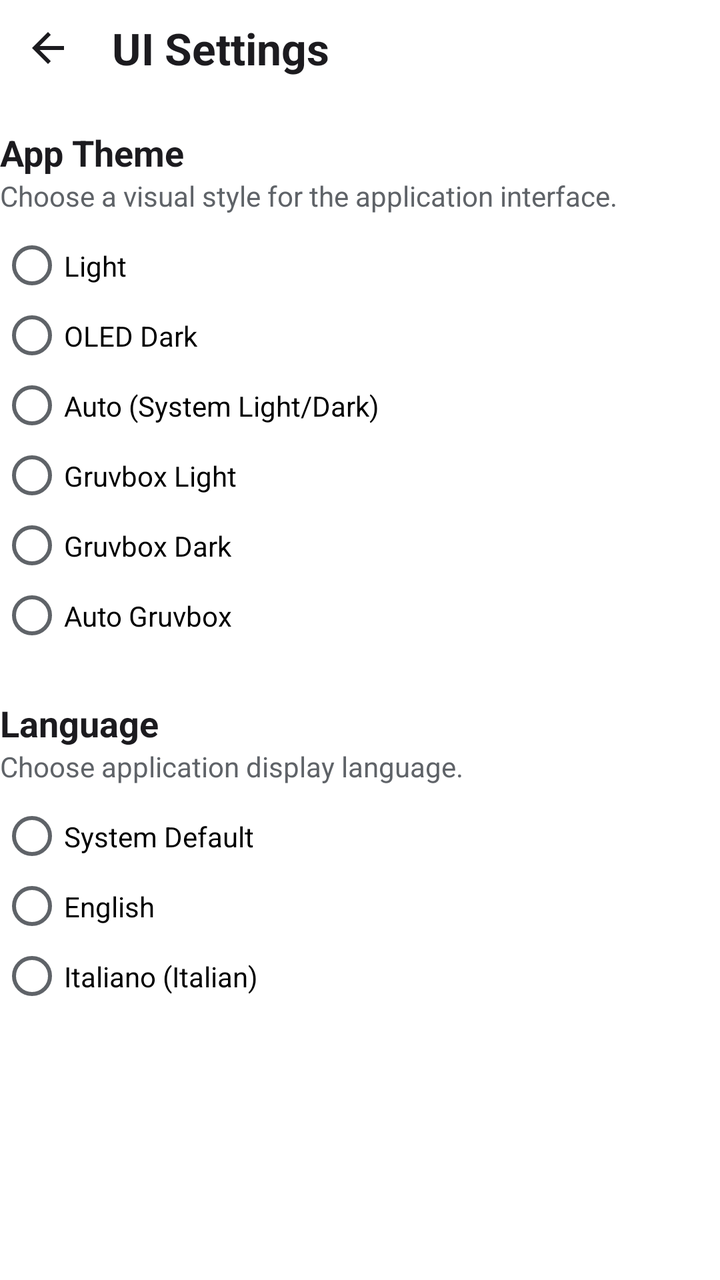
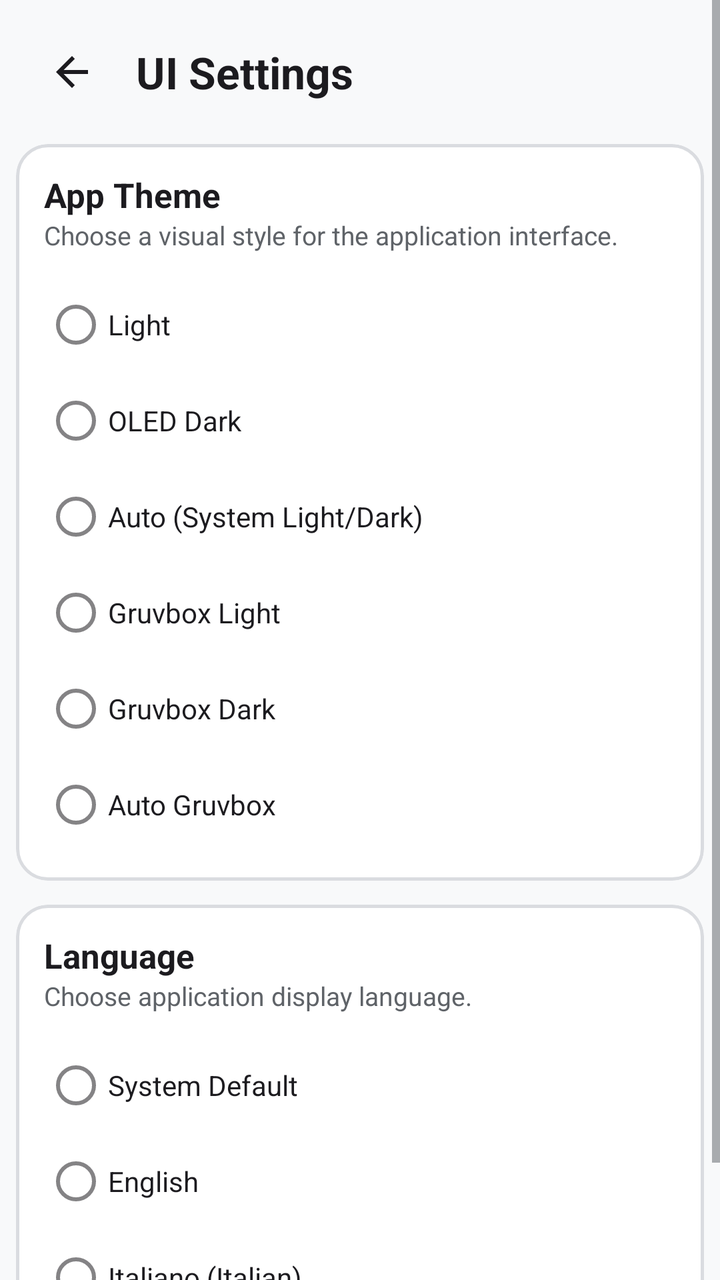

Before-and-after screenshots of an Android layout around one commit, followed by the original layout XML and the change that was made.
<!-- AndroidManifest.xml: application theme AppTheme -->
<!-- res/layout/activity_ui_settings.xml -->
<?xml version="1.0" encoding="utf-8"?>
<ScrollView xmlns:android="http://schemas.android.com/apk/res/android"
    android:id="@+id/settings_content"
    android:layout_width="match_parent"
    android:layout_height="match_parent"
    android:fillViewport="true">

    <LinearLayout
        android:layout_width="match_parent"
        android:layout_height="wrap_content"
        android:orientation="vertical">

        
        <LinearLayout
            android:layout_width="match_parent"
            android:layout_height="wrap_content"
            android:orientation="horizontal"
            android:gravity="center_vertical"
            android:layout_marginBottom="16dp">

            <ImageButton
                android:id="@+id/btn_back"
                android:layout_width="48dp"
                android:layout_height="48dp"
                android:padding="12dp"
                android:background="?android:attr/selectableItemBackgroundBorderless"
                android:src="@drawable/ic_arrow_back"
                android:contentDescription="@string/back" />

            <TextView
                android:layout_width="wrap_content"
                android:layout_height="wrap_content"
                android:text="@string/ui_settings_title"
                android:textSize="22sp"
                android:textStyle="bold"
                android:layout_marginStart="8dp" />
        </LinearLayout>

        
        <TextView
            android:layout_width="match_parent"
            android:layout_height="wrap_content"
            android:text="@string/theme_section_title"
            android:textSize="18sp"
            android:textStyle="bold" />

        <TextView
            android:layout_width="match_parent"
            android:layout_height="wrap_content"
            android:text="@string/theme_section_help"
            android:textSize="14sp"
            android:textColor="?android:attr/textColorSecondary"
            android:layout_marginBottom="8dp" />

        <RadioGroup
            android:id="@+id/theme_radio_group"
            android:layout_width="match_parent"
            android:layout_height="wrap_content"
            android:orientation="vertical">

            <RadioButton
                android:id="@+id/radio_theme_light"
                android:layout_width="match_parent"
                android:layout_height="wrap_content"
                android:text="@string/theme_light"
                android:paddingTop="8dp"
                android:paddingBottom="8dp" />

            <RadioButton
                android:id="@+id/radio_theme_oled_dark"
                android:layout_width="match_parent"
                android:layout_height="wrap_content"
                android:text="@string/theme_oled_dark"
                android:paddingTop="8dp"
                android:paddingBottom="8dp" />

            <RadioButton
                android:id="@+id/radio_theme_auto"
                android:layout_width="match_parent"
                android:layout_height="wrap_content"
                android:text="@string/theme_auto"
                android:paddingTop="8dp"
                android:paddingBottom="8dp" />

            <RadioButton
                android:id="@+id/radio_theme_gruvbox_light"
                android:layout_width="match_parent"
                android:layout_height="wrap_content"
                android:text="@string/theme_gruvbox_light"
                android:paddingTop="8dp"
                android:paddingBottom="8dp" />

            <RadioButton
                android:id="@+id/radio_theme_gruvbox_dark"
                android:layout_width="match_parent"
                android:layout_height="wrap_content"
                android:text="@string/theme_gruvbox_dark"
                android:paddingTop="8dp"
                android:paddingBottom="8dp" />

            <RadioButton
                android:id="@+id/radio_theme_auto_gruvbox"
                android:layout_width="match_parent"
                android:layout_height="wrap_content"
                android:text="@string/theme_auto_gruvbox"
                android:paddingTop="8dp"
                android:paddingBottom="8dp" />
        </RadioGroup>

        
        <TextView
            android:layout_width="match_parent"
            android:layout_height="wrap_content"
            android:text="@string/language_section_title"
            android:textSize="18sp"
            android:textStyle="bold"
            android:layout_marginTop="24dp" />

        <TextView
            android:layout_width="match_parent"
            android:layout_height="wrap_content"
            android:text="@string/language_section_help"
            android:textSize="14sp"
            android:textColor="?android:attr/textColorSecondary"
            android:layout_marginBottom="8dp" />

        <RadioGroup
            android:id="@+id/language_radio_group"
            android:layout_width="match_parent"
            android:layout_height="wrap_content"
            android:orientation="vertical">

            <RadioButton
                android:id="@+id/radio_lang_system"
                android:layout_width="match_parent"
                android:layout_height="wrap_content"
                android:text="@string/language_system"
                android:paddingTop="8dp"
                android:paddingBottom="8dp" />

            <RadioButton
                android:id="@+id/radio_lang_en"
                android:layout_width="match_parent"
                android:layout_height="wrap_content"
                android:text="@string/language_en"
                android:paddingTop="8dp"
                android:paddingBottom="8dp" />

            <RadioButton
                android:id="@+id/radio_lang_it"
                android:layout_width="match_parent"
                android:layout_height="wrap_content"
                android:text="@string/language_it"
                android:paddingTop="8dp"
                android:paddingBottom="8dp" />
        </RadioGroup>

    </LinearLayout>
</ScrollView>
<!-- resources referenced by this layout -->
<resources>
  <!-- drawable ic_arrow_back (drawable) -->
  <?xml version="1.0" encoding="utf-8"?>
  <vector xmlns:android="http://schemas.android.com/apk/res/android"
      android:width="24dp"
      android:height="24dp"
      android:viewportWidth="24"
      android:viewportHeight="24"
      android:tint="?android:attr/textColorPrimary">
    <path
        android:fillColor="@android:color/white"
        android:pathData="M20,11H7.83l5.59,-5.59L12,4l-8,8 8,8 1.41,-1.41L7.83,13H20v-2z"/>
  </vector>
  <string name="back">Back</string>
  <string name="language_en">English</string>
  <string name="language_it">Italiano (Italian)</string>
  <string name="language_section_help">Choose application display language.</string>
  <string name="language_section_title">Language</string>
  <string name="language_system">System Default</string>
  <string name="theme_auto">Auto (System Light/Dark)</string>
  <string name="theme_auto_gruvbox">Auto Gruvbox</string>
  <string name="theme_gruvbox_dark">Gruvbox Dark</string>
  <string name="theme_gruvbox_light">Gruvbox Light</string>
  <string name="theme_light">Light</string>
  <string name="theme_oled_dark">OLED Dark</string>
  <string name="theme_section_help">Choose a visual style for the application interface.</string>
  <string name="theme_section_title">App Theme</string>
  <string name="ui_settings_title">UI Settings</string>
  <style name="AppTheme" parent="Theme.InferDroid.Light" />
  <style name="Theme.InferDroid.Light" parent="Theme.InferDroid.Base.Light">
          <item name="android:windowBackground">@color/light_bg</item>
          <item name="android:colorBackground">@color/light_bg</item>
          <item name="colorSurface">@color/light_surface</item>
          <item name="android:textColor">@color/light_text_primary</item>
          <item name="android:textColorPrimary">@color/light_text_primary</item>
          <item name="android:textColorSecondary">@color/light_text_secondary</item>
          <item name="android:textColorHint">@color/light_text_secondary</item>
          <item name="android:editTextColor">@color/light_text_primary</item>
          <item name="android:textColorPrimaryInverse">@color/oled_text_primary</item>
          <item name="android:colorAccent">@color/light_accent</item>
          <item name="colorPrimary">@color/light_accent</item>
          <item name="colorSecondary">@color/light_accent</item>
          <item name="colorControlNormal">@color/light_text_secondary</item>
          <item name="colorControlActivated">@color/light_accent</item>
          <item name="android:windowLightStatusBar">true</item>
          <item name="android:windowLightNavigationBar">true</item>
          <item name="android:statusBarColor">@color/light_bg</item>
          <item name="android:navigationBarColor">@color/light_bg</item>
      </style>
  <style name="Theme.InferDroid.Base.Light" parent="Theme.AppCompat.Light.NoActionBar">
          <item name="android:fontFamily">sans-serif</item>
      </style>
  <color name="light_bg">#FFFFFF</color>
  <color name="light_surface">#F4F5F7</color>
  <color name="light_text_primary">#1C1B1F</color>
  <color name="light_text_secondary">#5F6368</color>
  <color name="oled_text_primary">#F5F5F5</color>
  <color name="light_accent">#216548</color>
</resources>

<!-- the commit's change to res/layout/activity_ui_settings.xml (unified diff, before → after) -->
@@ -1,5 +1,6 @@
 <?xml version="1.0" encoding="utf-8"?>
 <ScrollView xmlns:android="http://schemas.android.com/apk/res/android"
+    xmlns:app="http://schemas.android.com/apk/res-auto"
     android:id="@+id/settings_content"
     android:layout_width="match_parent"
     android:layout_height="match_parent"
@@ -8,7 +9,11 @@
     <LinearLayout
         android:layout_width="match_parent"
         android:layout_height="wrap_content"
-        android:orientation="vertical">
+        android:orientation="vertical"
+        android:paddingStart="8dp"
+        android:paddingEnd="8dp"
+        android:paddingTop="8dp"
+        android:paddingBottom="16dp">
 
         
         <LinearLayout
@@ -16,7 +21,10 @@
             android:layout_height="wrap_content"
             android:orientation="horizontal"
             android:gravity="center_vertical"
-            android:layout_marginBottom="16dp">
+            android:paddingStart="4dp"
+            android:paddingEnd="4dp"
+            android:paddingTop="4dp"
+            android:paddingBottom="12dp">
 
             <ImageButton
                 android:id="@+id/btn_back"
@@ -25,6 +33,7 @@
                 android:padding="12dp"
                 android:background="?android:attr/selectableItemBackgroundBorderless"
                 android:src="@drawable/ic_arrow_back"
+                app:tint="?attr/colorOnSurface"
                 android:contentDescription="@string/back" />
 
             <TextView
@@ -33,127 +42,174 @@
                 android:text="@string/ui_settings_title"
                 android:textSize="22sp"
                 android:textStyle="bold"
+                android:textColor="?attr/colorOnSurface"
                 android:layout_marginStart="8dp" />
         </LinearLayout>
 
         
-        <TextView
+        <com.google.android.material.card.MaterialCardView
             android:layout_width="match_parent"
             android:layout_height="wrap_content"
-            android:text="@string/theme_section_title"
-            android:textSize="18sp"
-            android:textStyle="bold" />
-
-        <TextView
+            android:layout_marginBottom="12dp"
+            app:cardBackgroundColor="?attr/colorSurface"
+            app:strokeColor="?attr/colorOutline"
+            app:strokeWidth="1.5dp"
+            app:cardCornerRadius="16dp"
+            app:cardElevation="0dp">
+
+            <LinearLayout
+                android:layout_width="match_parent"
+                android:layout_height="wrap_content"
+                android:orientation="vertical"
+                android:padding="14dp">
+
+                <TextView
+                    android:layout_width="match_parent"
+                    android:layout_height="wrap_content"
+                    android:text="@string/theme_section_title"
+                    android:textSize="17sp"
+                    android:textStyle="bold"
+                    android:textColor="?attr/colorOnSurface" />
+
+                <TextView
+                    android:layout_width="match_parent"
+                    android:layout_height="wrap_content"
+                    android:text="@string/theme_section_help"
+                    android:textSize="13sp"
+                    android:textColor="?attr/colorOnSurfaceVariant"
+                    android:layout_marginBottom="12dp" />
+
+                <RadioGroup
+                    android:id="@+id/theme_radio_group"
+                    android:layout_width="match_parent"
+                    android:layout_height="wrap_content"
+                    android:orientation="vertical">
+
+                    <RadioButton
+                        android:id="@+id/radio_theme_light"
+                        android:layout_width="match_parent"
+                        android:layout_height="wrap_content"
+                        android:text="@string/theme_light"
+                        android:textColor="?attr/colorOnSurface"
+                        android:paddingTop="10dp"
+                        android:paddingBottom="10dp" />
+
+                    <RadioButton
+                        android:id="@+id/radio_theme_oled_dark"
+                        android:layout_width="match_parent"
+                        android:layout_height="wrap_content"
+                        android:text="@string/theme_oled_dark"
+                        android:textColor="?attr/colorOnSurface"
+                        android:paddingTop="10dp"
+                        android:paddingBottom="10dp" />
+
+                    <RadioButton
+                        android:id="@+id/radio_theme_auto"
+                        android:layout_width="match_parent"
+                        android:layout_height="wrap_content"
+                        android:text="@string/theme_auto"
+                        android:textColor="?attr/colorOnSurface"
+                        android:paddingTop="10dp"
+                        android:paddingBottom="10dp" />
+
+                    <RadioButton
+                        android:id="@+id/radio_theme_gruvbox_light"
+                        android:layout_width="match_parent"
+                        android:layout_height="wrap_content"
+                        android:text="@string/theme_gruvbox_light"
+                        android:textColor="?attr/colorOnSurface"
+                        android:paddingTop="10dp"
+                        android:paddingBottom="10dp" />
+
+                    <RadioButton
+                        android:id="@+id/radio_theme_gruvbox_dark"
+                        android:layout_width="match_parent"
+                        android:layout_height="wrap_content"
+                        android:text="@string/theme_gruvbox_dark"
+                        android:textColor="?attr/colorOnSurface"
+                        android:paddingTop="10dp"
+                        android:paddingBottom="10dp" />
+
+                    <RadioButton
+                        android:id="@+id/radio_theme_auto_gruvbox"
+                        android:layout_width="match_parent"
+                        android:layout_height="wrap_content"
+                        android:text="@string/theme_auto_gruvbox"
+                        android:textColor="?attr/colorOnSurface"
+                        android:paddingTop="10dp"
+                        android:paddingBottom="10dp" />
+                </RadioGroup>
+            </LinearLayout>
+        </com.google.android.material.card.MaterialCardView>
+
+        
+        <com.google.android.material.card.MaterialCardView
             android:layout_width="match_parent"
             android:layout_height="wrap_content"
-            android:text="@string/theme_section_help"
-            android:textSize="14sp"
-            android:textColor="?android:attr/textColorSecondary"
-            android:layout_marginBottom="8dp" />
-
-        <RadioGroup
-            android:id="@+id/theme_radio_group"
-            android:layout_width="match_parent"
-            android:layout_height="wrap_content"
-            android:orientation="vertical">
-
-            <RadioButton
-                android:id="@+id/radio_theme_light"
+            android:layout_marginBottom="12dp"
+            app:cardBackgroundColor="?attr/colorSurface"
+            app:strokeColor="?attr/colorOutline"
+            app:strokeWidth="1.5dp"
+            app:cardCornerRadius="16dp"
+            app:cardElevation="0dp">
+
+            <LinearLayout
                 android:layout_width="match_parent"
                 android:layout_height="wrap_content"
-                android:text="@string/theme_light"
-                android:paddingTop="8dp"
-                android:paddingBottom="8dp" />
-
-            <RadioButton
-                android:id="@+id/radio_theme_oled_dark"
-                android:layout_width="match_parent"
-                android:layout_height="wrap_content"
-                android:text="@string/theme_oled_dark"
-                android:paddingTop="8dp"
-                android:paddingBottom="8dp" />
-
-            <RadioButton
-                android:id="@+id/radio_theme_auto"
-                android:layout_width="match_parent"
-                android:layout_height="wrap_content"
-                android:text="@string/theme_auto"
-                android:paddingTop="8dp"
-                android:paddingBottom="8dp" />
-
-            <RadioButton
-                android:id="@+id/radio_theme_gruvbox_light"
-                android:layout_width="match_parent"
-                android:layout_height="wrap_content"
-                android:text="@string/theme_gruvbox_light"
-                android:paddingTop="8dp"
-                android:paddingBottom="8dp" />
-
-            <RadioButton
-                android:id="@+id/radio_theme_gruvbox_dark"
-                android:layout_width="match_parent"
-                android:layout_height="wrap_content"
-                android:text="@string/theme_gruvbox_dark"
-                android:paddingTop="8dp"
-                android:paddingBottom="8dp" />
-
-            <RadioButton
-                android:id="@+id/radio_theme_auto_gruvbox"
-                android:layout_width="match_parent"
-                android:layout_height="wrap_content"
-                android:text="@string/theme_auto_gruvbox"
-                android:paddingTop="8dp"
-                android:paddingBottom="8dp" />
-        </RadioGroup>
-
-        
-        <TextView
-            android:layout_width="match_parent"
-            android:layout_height="wrap_content"
-            android:text="@string/language_section_title"
-            android:textSize="18sp"
-            android:textStyle="bold"
-            android:layout_marginTop="24dp" />
-
-        <TextView
-            android:layout_width="match_parent"
-            android:layout_height="wrap_content"
-            android:text="@string/language_section_help"
-            android:textSize="14sp"
-            android:textColor="?android:attr/textColorSecondary"
-            android:layout_marginBottom="8dp" />
-
-        <RadioGroup
-            android:id="@+id/language_radio_group"
-            android:layout_width="match_parent"
-            android:layout_height="wrap_content"
-            android:orientation="vertical">
-
-            <RadioButton
-                android:id="@+id/radio_lang_system"
-                android:layout_width="match_parent"
-                android:layout_height="wrap_content"
-                android:text="@string/language_system"
-                android:paddingTop="8dp"
-                android:paddingBottom="8dp" />
-
-            <RadioButton
-                android:id="@+id/radio_lang_en"
-                android:layout_width="match_parent"
-                android:layout_height="wrap_content"
-                android:text="@string/language_en"
-                android:paddingTop="8dp"
-                android:paddingBottom="8dp" />
-
-            <RadioButton
-                android:id="@+id/radio_lang_it"
-                android:layout_width="match_parent"
-                android:layout_height="wrap_content"
-                android:text="@string/language_it"
-                android:paddingTop="8dp"
-                android:paddingBottom="8dp" />
-        </RadioGroup>
+                android:orientation="vertical"
+                android:padding="14dp">
+
+                <TextView
+                    android:layout_width="match_parent"
+                    android:layout_height="wrap_content"
+                    android:text="@string/language_section_title"
+                    android:textSize="17sp"
+                    android:textStyle="bold"
+                    android:textColor="?attr/colorOnSurface" />
+
+                <TextView
+                    android:layout_width="match_parent"
+                    android:layout_height="wrap_content"
+                    android:text="@string/language_section_help"
+                    android:textSize="13sp"
+                    android:textColor="?attr/colorOnSurfaceVariant"
+                    android:layout_marginBottom="12dp" />
+
+                <RadioGroup
+                    android:id="@+id/language_radio_group"
+                    android:layout_width="match_parent"
+                    android:layout_height="wrap_content"
+                    android:orientation="vertical">
+
+                    <RadioButton
+                        android:id="@+id/radio_lang_system"
+                        android:layout_width="match_parent"
+                        android:layout_height="wrap_content"
+                        android:text="@string/language_system"
+                        android:textColor="?attr/colorOnSurface"
+                        android:paddingTop="10dp"
+                        android:paddingBottom="10dp" />
+
+                    <RadioButton
+                        android:id="@+id/radio_lang_en"
+                        android:layout_width="match_parent"
+                        android:layout_height="wrap_content"
+                        android:text="@string/language_en"
+                        android:textColor="?attr/colorOnSurface"
+                        android:paddingTop="10dp"
+                        android:paddingBottom="10dp" />
+
+                    <RadioButton
+                        android:id="@+id/radio_lang_it"
+                        android:layout_width="match_parent"
+                        android:layout_height="wrap_content"
+                        android:text="@string/language_it"
+                        android:textColor="?attr/colorOnSurface"
+                        android:paddingTop="10dp"
+                        android:paddingBottom="10dp" />
+                </RadioGroup>
+            </LinearLayout>
+        </com.google.android.material.card.MaterialCardView>
 
     </LinearLayout>
 </ScrollView>
<!-- resource entries referenced after the edit -->
@@ -32,6 +32,16 @@
           <item name="android:windowBackground">@color/light_bg</item>
           <item name="android:colorBackground">@color/light_bg</item>
           <item name="colorSurface">@color/light_surface</item>
+          <item name="colorOnSurface">@color/light_text_primary</item>
+          <item name="colorSurfaceVariant">@color/light_surface_variant</item>
+          <item name="colorOnSurfaceVariant">@color/light_text_secondary</item>
+          <item name="colorOutline">@color/light_stroke</item>
+          <item name="colorPrimary">@color/light_accent</item>
+          <item name="colorOnPrimary">@color/light_on_accent</item>
+          <item name="colorSecondary">@color/light_accent</item>
+          <item name="colorOnSecondary">@color/light_on_accent</item>
+          <item name="colorError">@color/light_red</item>
+          <item name="colorOnError">#FFFFFF</item>
           <item name="android:textColor">@color/light_text_primary</item>
           <item name="android:textColorPrimary">@color/light_text_primary</item>
           <item name="android:textColorSecondary">@color/light_text_secondary</item>
@@ -39,8 +49,6 @@
           <item name="android:editTextColor">@color/light_text_primary</item>
           <item name="android:textColorPrimaryInverse">@color/oled_text_primary</item>
           <item name="android:colorAccent">@color/light_accent</item>
-          <item name="colorPrimary">@color/light_accent</item>
-          <item name="colorSecondary">@color/light_accent</item>
           <item name="colorControlNormal">@color/light_text_secondary</item>
           <item name="colorControlActivated">@color/light_accent</item>
           <item name="android:windowLightStatusBar">true</item>
@@ -48,14 +56,18 @@
           <item name="android:statusBarColor">@color/light_bg</item>
           <item name="android:navigationBarColor">@color/light_bg</item>
       </style>
-  <style name="Theme.InferDroid.Base.Light" parent="Theme.AppCompat.Light.NoActionBar">
+  <style name="Theme.InferDroid.Base.Light" parent="Theme.MaterialComponents.Light.NoActionBar">
           <item name="android:fontFamily">sans-serif</item>
       </style>
-  <color name="light_bg">#FFFFFF</color>
-  <color name="light_surface">#F4F5F7</color>
+  <color name="light_bg">#F8F9FA</color>
+  <color name="light_surface">#FFFFFF</color>
   <color name="light_text_primary">#1C1B1F</color>
+  <color name="light_surface_variant">#F1F3F4</color>
   <color name="light_text_secondary">#5F6368</color>
+  <color name="light_stroke">#DADCE0</color>
   <color name="oled_text_primary">#F5F5F5</color>
-  <color name="light_accent">#216548</color>
+  <color name="light_accent">#1B6A41</color>
+  <color name="light_on_accent">#FFFFFF</color>
+  <color name="light_red">#B00020</color>
 </resources>
 
